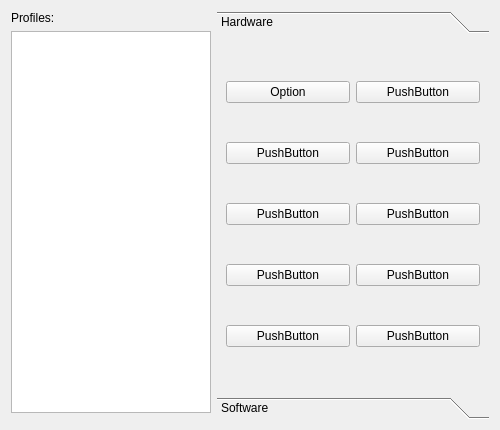
Before: the Qt Designer form src/ui/editWidget.ui in andrevmatos/Librix-ThinClient, drawn with Qt 5.
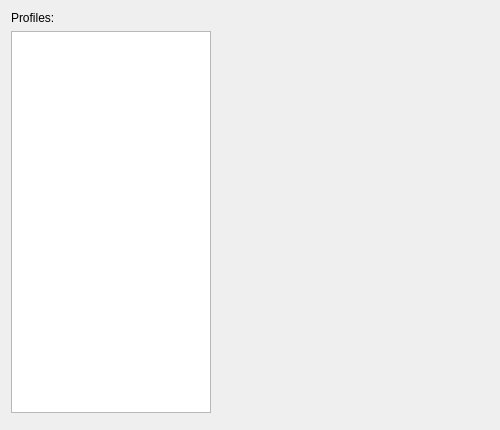
After: the same form once the commit is applied. The open tabs and pages were chosen to show the change.

```diff
--- a/src/ui/editWidget.ui
+++ b/src/ui/editWidget.ui
@@ -74,233 +74,16 @@
       </item>
       <item>
        <widget class="QWidget" name="editProfilesWidget" native="true">
+        <property name="sizePolicy">
+         <sizepolicy hsizetype="Expanding" vsizetype="Expanding">
+          <horstretch>0</horstretch>
+          <verstretch>0</verstretch>
+         </sizepolicy>
+        </property>
         <layout class="QVBoxLayout" name="verticalLayout_4">
          <property name="margin">
           <number>0</number>
          </property>
-         <item>
-          <widget class="QToolBox" name="toolBox">
-           <property name="currentIndex">
-            <number>1</number>
-           </property>
-           <widget class="QWidget" name="hardwarePage">
-            <property name="geometry">
-             <rect>
-              <x>0</x>
-              <y>0</y>
-              <width>278</width>
-              <height>358</height>
-             </rect>
-            </property>
-            <property name="sizePolicy">
-             <sizepolicy hsizetype="Expanding" vsizetype="Expanding">
-              <horstretch>0</horstretch>
-              <verstretch>0</verstretch>
-             </sizepolicy>
-            </property>
-            <attribute name="label">
-             <string>Hardware</string>
-            </attribute>
-            <layout class="QGridLayout" name="gridLayout">
-             <item row="0" column="0">
-              <widget class="QPushButton" name="pushButton">
-               <property name="text">
-                <string>Option</string>
-               </property>
-               <property name="checkable">
-                <bool>true</bool>
-               </property>
-              </widget>
-             </item>
-             <item row="1" column="0">
-              <widget class="QPushButton" name="pushButton_2">
-               <property name="text">
-                <string>PushButton</string>
-               </property>
-               <property name="checkable">
-                <bool>true</bool>
-               </property>
-              </widget>
-             </item>
-             <item row="2" column="0">
-              <widget class="QPushButton" name="pushButton_3">
-               <property name="text">
-                <string>PushButton</string>
-               </property>
-               <property name="checkable">
-                <bool>true</bool>
-               </property>
-              </widget>
-             </item>
-             <item row="3" column="0">
-              <widget class="QPushButton" name="pushButton_4">
-               <property name="text">
-                <string>PushButton</string>
-               </property>
-               <property name="checkable">
-                <bool>true</bool>
-               </property>
-              </widget>
-             </item>
-             <item row="4" column="0">
-              <widget class="QPushButton" name="pushButton_5">
-               <property name="text">
-                <string>PushButton</string>
-               </property>
-               <property name="checkable">
-                <bool>true</bool>
-               </property>
-              </widget>
-             </item>
-             <item row="0" column="1">
-              <widget class="QPushButton" name="pushButton_6">
-               <property name="text">
-                <string>PushButton</string>
-               </property>
-               <property name="checkable">
-                <bool>true</bool>
-               </property>
-              </widget>
-             </item>
-             <item row="1" column="1">
-              <widget class="QPushButton" name="pushButton_7">
-               <property name="text">
-                <string>PushButton</string>
-               </property>
-               <property name="checkable">
-                <bool>true</bool>
-               </property>
-              </widget>
-             </item>
-             <item row="2" column="1">
-              <widget class="QPushButton" name="pushButton_8">
-               <property name="text">
-                <string>PushButton</string>
-               </property>
-               <property name="checkable">
-                <bool>true</bool>
-               </property>
-              </widget>
-             </item>
-             <item row="3" column="1">
-              <widget class="QPushButton" name="pushButton_9">
-               <property name="text">
-                <string>PushButton</string>
-               </property>
-               <property name="checkable">
-                <bool>true</bool>
-               </property>
-              </widget>
-             </item>
-             <item row="4" column="1">
-              <widget class="QPushButton" name="pushButton_10">
-               <property name="text">
-                <string>PushButton</string>
-               </property>
-               <property name="checkable">
-                <bool>true</bool>
-               </property>
-              </widget>
-             </item>
-            </layout>
-           </widget>
-           <widget class="QWidget" name="softwarePage">
-            <property name="geometry">
-             <rect>
-              <x>0</x>
-              <y>0</y>
-              <width>278</width>
-              <height>358</height>
-             </rect>
-            </property>
-            <attribute name="label">
-             <string>Software</string>
-            </attribute>
-            <layout class="QGridLayout" name="gridLayout_2">
-             <item row="0" column="0">
-              <widget class="QPushButton" name="pushButton_11">
-               <property name="text">
-                <string>PushButton</string>
-               </property>
-               <property name="checkable">
-                <bool>true</bool>
-               </property>
-              </widget>
-             </item>
-             <item row="1" column="0">
-              <widget class="QPushButton" name="pushButton_12">
-               <property name="text">
-                <string>PushButton</string>
-               </property>
-               <property name="checkable">
-                <bool>true</bool>
-               </property>
-              </widget>
-             </item>
-             <item row="2" column="0">
-              <widget class="QPushButton" name="pushButton_13">
-               <property name="text">
-                <string>PushButton</string>
-               </property>
-               <property name="checkable">
-                <bool>true</bool>
-               </property>
-              </widget>
-             </item>
-             <item row="3" column="0">
-              <widget class="QPushButton" name="pushButton_14">
-               <property name="text">
-                <string>PushButton</string>
-               </property>
-               <property name="checkable">
-                <bool>true</bool>
-               </property>
-              </widget>
-             </item>
-             <item row="0" column="1">
-              <widget class="QPushButton" name="pushButton_15">
-               <property name="text">
-                <string>PushButton</string>
-               </property>
-               <property name="checkable">
-                <bool>true</bool>
-               </property>
-              </widget>
-             </item>
-             <item row="1" column="1">
-              <widget class="QPushButton" name="pushButton_16">
-               <property name="text">
-                <string>PushButton</string>
-               </property>
-               <property name="checkable">
-                <bool>true</bool>
-               </property>
-              </widget>
-             </item>
-             <item row="2" column="1">
-              <widget class="QPushButton" name="pushButton_17">
-               <property name="text">
-                <string>PushButton</string>
-               </property>
-               <property name="checkable">
-                <bool>true</bool>
-               </property>
-              </widget>
-             </item>
-             <item row="3" column="1">
-              <widget class="QPushButton" name="pushButton_18">
-               <property name="text">
-                <string>PushButton</string>
-               </property>
-               <property name="checkable">
-                <bool>true</bool>
-               </property>
-              </widget>
-             </item>
-            </layout>
-           </widget>
-          </widget>
-         </item>
         </layout>
        </widget>
       </item>
```
Left out of the diff: 2 changed lines with no effect on the pictures.
